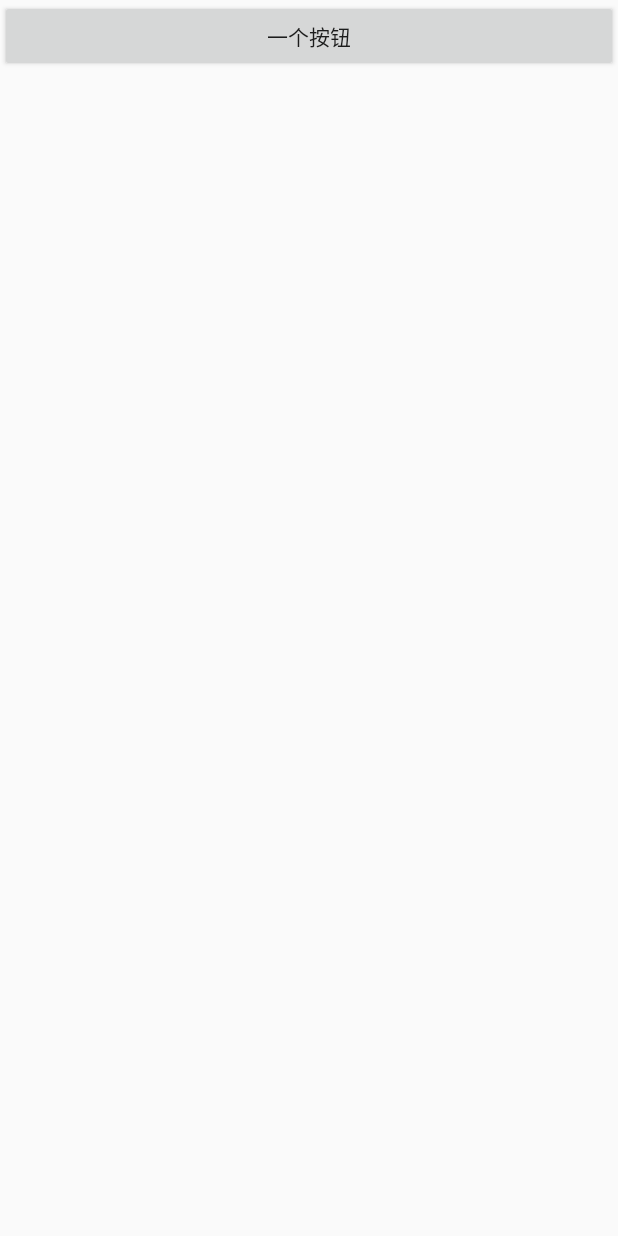
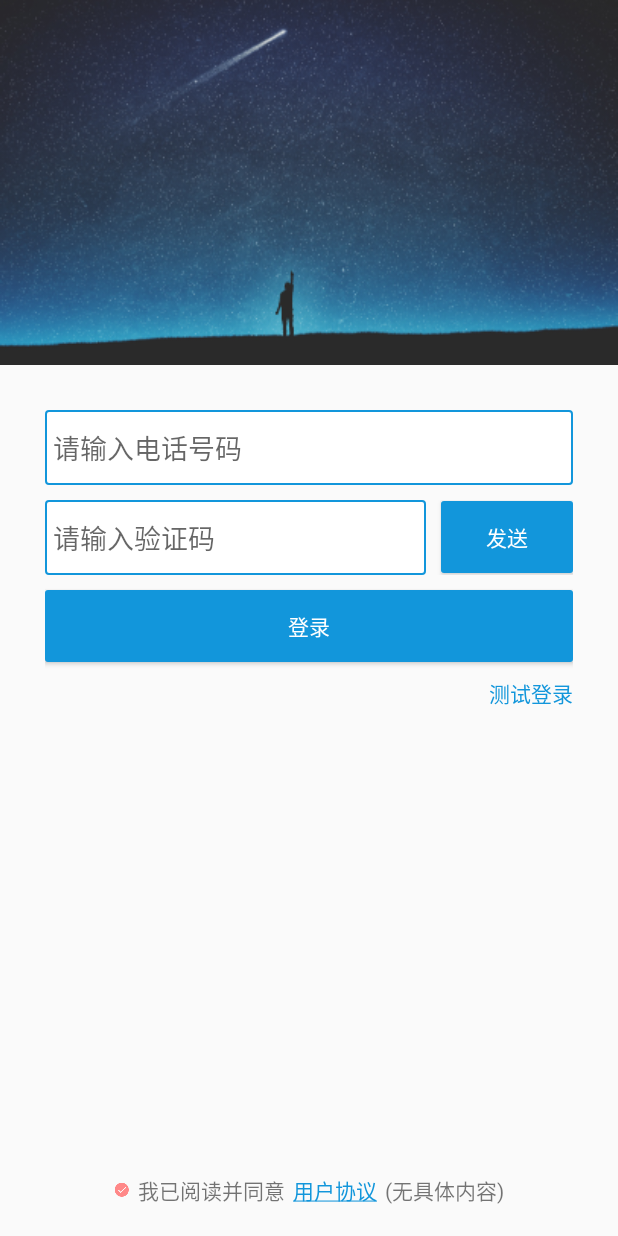
Before and after one commit to DJ-Cai/Meet, an Android app: the screen it shows after launch (MainActivity before the commit, LoginActivity after it), on a phone screen of 412 x 824 dp. Run offline under Robolectric (Android 15) with nearby library versions, the phone set to English and light mode, and no system bars.

Commit message:
改了小bug，集成了Bmob

```diff
--- a/app/build.gradle
+++ b/app/build.gradle
@@ -3,6 +3,9 @@ plugins {
 }
 
 android {
+
+
+
     compileSdkVersion rootProject.ext.android["compileSdkVersion"]
     buildToolsVersion rootProject.ext.android["buildToolsVersion"]
 
--- a/app/src/main/java/net/dongjian/meet/ui/LoginActivity.java
+++ b/app/src/main/java/net/dongjian/meet/ui/LoginActivity.java
@@ -1,9 +1,22 @@
 package net.dongjian.meet.ui;
 
+import android.os.Bundle;
+
+import androidx.annotation.Nullable;
 import androidx.appcompat.app.AppCompatActivity;
+
+import com.dongjian.framwork.base.BaseUIActivity;
+
+import net.dongjian.meet.R;
 
 /**
  * 登录页
  */
-public class LoginActivity extends AppCompatActivity {
+public class LoginActivity extends BaseUIActivity {
+
+    @Override
+    protected void onCreate(@Nullable Bundle savedInstanceState) {
+        super.onCreate(savedInstanceState);
+        setContentView(R.layout.activity_login);
+    }
 }
--- /dev/null
+++ b/app/src/main/res/drawable/login_btn_bg.xml
@@ -0,0 +1,5 @@
+<?xml version="1.0" encoding="utf-8"?>
+<shape xmlns:android="http://schemas.android.com/apk/res/android">
+    <solid android:color="@color/colorAccent" />
+    <corners android:radius="2dp"/>
+</shape>
--- /dev/null
+++ b/app/src/main/res/drawable/login_edit_bg.xml
@@ -0,0 +1,13 @@
+<?xml version="1.0" encoding="utf-8"?>
+<shape xmlns:android="http://schemas.android.com/apk/res/android">
+
+    <!--圆角-->
+    <corners android:radius="2dp"/>
+    <!--中间颜色-->
+    <solid android:color="@android:color/white"/>
+    <!--边框/颜色-->
+    <stroke
+        android:width="1dp"
+        android:color="@color/colorAccent"/>
+
+</shape>
--- /dev/null
+++ b/app/src/main/res/layout/activity_login.xml
@@ -0,0 +1,120 @@
+<?xml version="1.0" encoding="utf-8"?>
+<RelativeLayout xmlns:android="http://schemas.android.com/apk/res/android"
+    android:layout_width="match_parent"
+    android:layout_height="match_parent">
+
+    <LinearLayout
+        android:layout_width="match_parent"
+        android:layout_height="match_parent"
+        android:orientation="vertical">
+
+        <ImageView
+            android:layout_width="match_parent"
+            android:layout_height="243.5dp"
+            android:src="@drawable/img_sky" />
+
+        <LinearLayout
+            android:layout_width="match_parent"
+            android:layout_height="wrap_content"
+            android:layout_margin="30dp"
+            android:orientation="vertical">
+
+            <EditText
+                android:id="@+id/et_phone"
+                android:layout_width="match_parent"
+                android:layout_height="50dp"
+                android:background="@drawable/login_edit_bg"
+                android:cursorVisible="false"
+                android:hint="@string/text_login_phone"
+                android:inputType="phone"
+                android:padding="5dp" />
+
+            <LinearLayout
+                android:layout_width="match_parent"
+                android:layout_height="wrap_content"
+                android:layout_marginTop="10dp"
+                android:layout_marginBottom="10dp"
+                android:gravity="center"
+                android:orientation="horizontal">
+
+                <EditText
+                    android:id="@+id/et_code"
+                    android:layout_width="0dp"
+                    android:layout_height="50dp"
+                    android:layout_weight="1"
+                    android:background="@drawable/login_edit_bg"
+                    android:cursorVisible="false"
+                    android:hint="@string/text_login_code"
+                    android:inputType="number"
+                    android:padding="5dp" />
+
+                <Button
+                    android:textAllCaps="false"
+                    android:id="@+id/btn_send_code"
+                    android:layout_width="wrap_content"
+                    android:layout_height="wrap_content"
+                    android:layout_marginLeft="10dp"
+                    android:background="@drawable/login_btn_bg"
+                    android:text="@string/text_login_send"
+                    android:textColor="@android:color/white" />
+
+            </LinearLayout>
+
+            <Button
+                android:id="@+id/btn_login"
+                android:layout_width="match_parent"
+                android:layout_height="wrap_content"
+                android:background="@drawable/login_btn_bg"
+                android:text="@string/text_login_login"
+                android:textColor="@android:color/white" />
+
+            <TextView
+                android:id="@+id/tv_test_login"
+                android:layout_marginTop="10dp"
+                android:gravity="right"
+                android:textColor="@color/colorAccent"
+                android:text="测试登录"
+                android:layout_width="match_parent"
+                android:layout_height="wrap_content"/>
+
+        </LinearLayout>
+
+    </LinearLayout>
+
+    <LinearLayout
+        android:layout_width="match_parent"
+        android:layout_height="wrap_content"
+        android:layout_alignParentBottom="true"
+        android:layout_marginBottom="20dp"
+        android:gravity="center"
+        android:orientation="horizontal">
+
+        <ImageView
+            android:layout_width="wrap_content"
+            android:layout_height="wrap_content"
+            android:src="@drawable/img_login_yes" />
+
+        <TextView
+            android:layout_width="wrap_content"
+            android:layout_height="wrap_content"
+            android:layout_marginLeft="5dp"
+            android:layout_marginRight="5dp"
+            android:text="@string/text_login_agreement_1" />
+
+        <TextView
+            android:id="@+id/tv_user_agreement"
+            android:layout_width="wrap_content"
+            android:layout_height="wrap_content"
+            android:text="@string/text_login_agreement_2"
+            android:textColor="@color/colorPrimary" />
+
+        <TextView
+            android:layout_width="wrap_content"
+            android:layout_height="wrap_content"
+            android:layout_marginLeft="5dp"
+            android:text="@string/text_login_finalWord"/>
+
+    </LinearLayout>
+
+
+</RelativeLayout>
--- a/app/src/main/res/values/colors.xml
+++ b/app/src/main/res/values/colors.xml
@@ -7,4 +7,13 @@
     <color name="teal_700">#FF018786</color>
     <color name="black">#FF000000</color>
     <color name="white">#FFFFFFFF</color>
+
+
+    <color name="colorPrimary">#1296db</color>
+    <color name="colorPrimaryDark">#1296db</color>
+    <color name="colorAccent">#1296db</color>
+
+    <color name="color_star_bg">#12121F</color>
+
+
 </resources>
--- a/app/src/main/res/values/strings.xml
+++ b/app/src/main/res/values/strings.xml
@@ -15,13 +15,14 @@
     <string name="text_guide_pager_3">真常应物  真常得性</string>
     <string name="text_guide_pager_4">常应常静  常清静矣</string>
 
-    <string name="text_login_phone">电话号码</string>
-    <string name="text_login_code">验证码</string>
+    <string name="text_login_phone">请输入电话号码</string>
+    <string name="text_login_code">请输入验证码</string>
     <string name="text_login_password">密码</string>
     <string name="text_login_send">发送</string>
     <string name="text_login_login">登录</string>
     <string name="text_login_agreement_1">我已阅读并同意</string>
     <string name="text_login_agreement_2"><u>用户协议</u></string>
+    <string name="text_login_finalWord">(无具体内容)</string>
     <string name="text_login_phone_null">电话号码不能为空</string>
     <string name="text_login_pw_null">密码不能为空</string>
     <string name="text_login_code_null">验证码不能为空</string>
--- a/build.gradle
+++ b/build.gradle
@@ -20,6 +20,8 @@ allprojects {
     repositories {
         google()
         jcenter()
+        //Bmob的maven仓库地址
+        maven {url rootProject.ext.maven["bmobUrl"] }
     }
 }
 
--- a/framework/src/main/java/com/dongjian/framwork/view/TouchPictureV.java
+++ b/framework/src/main/java/com/dongjian/framwork/view/TouchPictureV.java
@@ -150,7 +150,7 @@ public class TouchPictureV extends View {
     }
 
     /**
-     * 3-2、移动方块的
+     * 3-2、移动方块的操作
      */
     @Override
     public boolean onTouchEvent(MotionEvent event) {
```
Also changed, not shown: app/src/main/AndroidManifest.xml (+21 -11 lines), app/src/main/java/net/dongjian/meet/base/BaseApp.java (added, +14 -0 lines), app/src/main/java/net/dongjian/meet/ui/IndexActivity.java (+28 -22 lines), config.gradle (+27 -14 lines), framework/build.gradle (+11 -0 lines), framework/src/main/AndroidManifest.xml (+14 -0 lines), framework/src/main/java/com/dongjian/framwork/Framework.java (+10 -0 lines), framework/src/main/java/com/dongjian/framwork/manager/BmobManager.java (added, +38 -0 lines), 1 other file.
